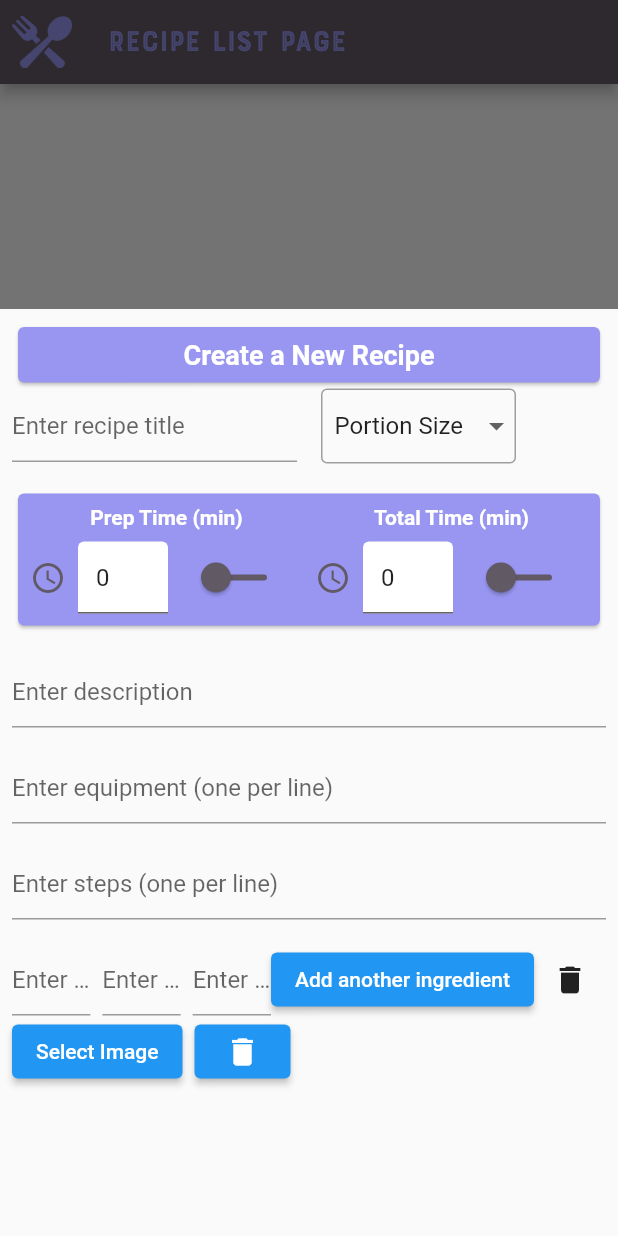
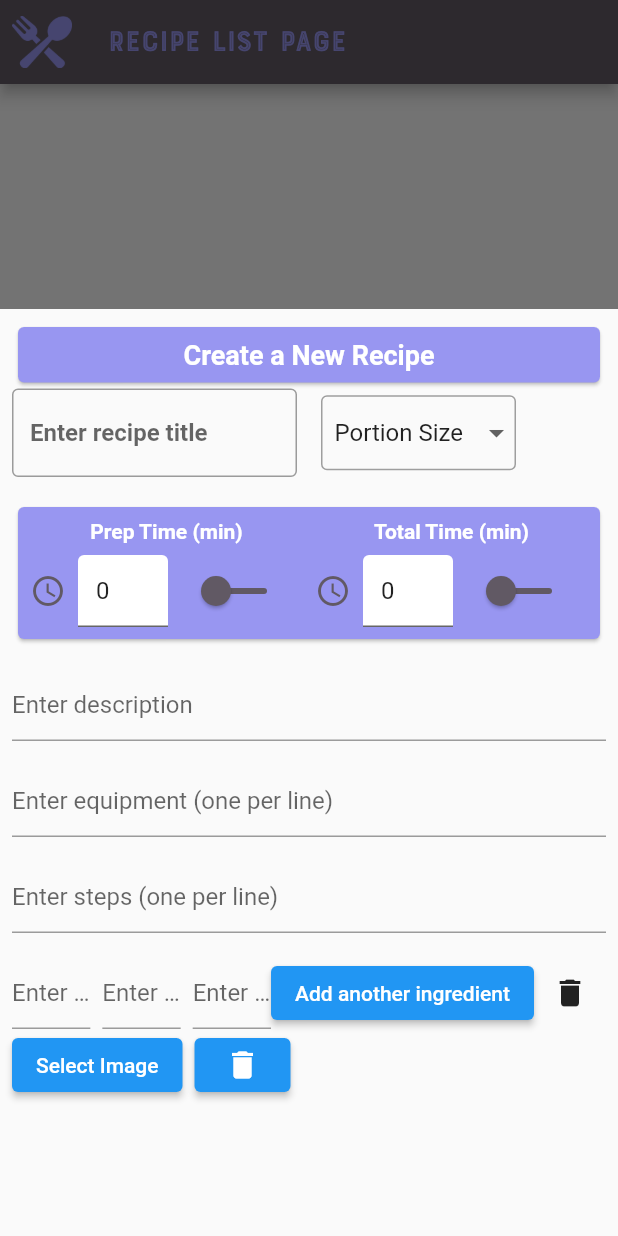
Before and after one commit to Bronziel/Half-Baked, a Flutter app: the RecipelistPage screen opened directly, after a tap on the "add" icon, on a phone screen of 412 x 824 dp. Run offline on Flutter 3.47's test engine with Material 2 defaults, Android fonts, the phone set to English and light mode, and no system bars; our stand-ins replace carousel_slider, cloud_firestore, firebase_core, firebase_storage, image_picker; accounts and stored records are empty.

Commit message:
titel box better

```diff
--- a/lib/pages/recipes/RecipePages/formwidget/BoxClass.dart
+++ b/lib/pages/recipes/RecipePages/formwidget/BoxClass.dart
@@ -228,7 +228,7 @@ class PortionsizeBox extends StatelessWidget {
           return null;
         },
         items: [
-          DropdownMenuItem<int>(
+          const DropdownMenuItem<int>(
             value: null,
             child: Text(
               'Portion Size',
@@ -240,7 +240,7 @@ class PortionsizeBox extends StatelessWidget {
               value: index + 1,
               child: Text(
                 (index + 1).toString(),
-                style: TextStyle(fontSize: 16.0),
+                style: const TextStyle(fontSize: 16.0),
               ),
             );
           }),
@@ -277,23 +277,27 @@ class DescriptionBox extends StatelessWidget {
 
 class TitelBox extends StatelessWidget {
   const TitelBox({
-    super.key,
-    required NewRecipe newRecipe,
-  }) : _newRecipe = newRecipe;
+    Key? key,
+    required this.newRecipe,
+  }) : super(key: key);
 
-  final NewRecipe _newRecipe;
+  final NewRecipe newRecipe;
 
   @override
   Widget build(BuildContext context) {
     return TextFormField(
-      decoration: const InputDecoration(hintText: 'Enter recipe title'),
+      decoration: const InputDecoration(
+        hintText: 'Enter recipe title',
+        border: OutlineInputBorder(), // This gives the border
+      ),
+      style: TextStyle(fontWeight: FontWeight.bold), // This makes the text bold
       validator: (value) {
         if (value == null || value.isEmpty) {
           return 'Please enter a title';
         }
         return null;
       },
-      onSaved: (value) => _newRecipe.title = value!,
+      onSaved: (value) => newRecipe.title = value!,
     );
   }
 }
```
